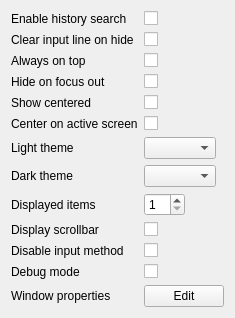
Above: src/configwidget.ui from albertlauncher/albert-plugin-widgetsboxmodel before the change. Below: the same form after it.
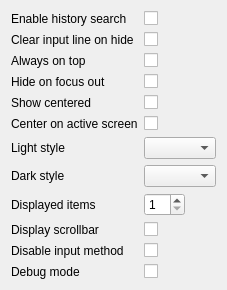
That is the form after the change.

Commit message: feat!: Theme system redesign

```diff
--- a/src/configwidget.ui
+++ b/src/configwidget.ui
@@ -174,7 +174,7 @@
       </sizepolicy>
      </property>
      <property name="text">
-      <string>Light theme</string>
+      <string>Light style</string>
      </property>
      <property name="buddy">
       <cstring>comboBox_theme_light</cstring>
@@ -197,7 +197,7 @@
    <item row="7" column="0">
     <widget class="QLabel" name="label_theme_dark">
      <property name="text">
-      <string>Dark theme</string>
+      <string>Dark style</string>
      </property>
      <property name="buddy">
       <cstring>comboBox_theme_dark</cstring>
@@ -324,29 +324,6 @@
      </property>
     </widget>
    </item>
-   <item row="12" column="0">
-    <widget class="QLabel" name="label_winprop">
-     <property name="text">
-      <string>Window properties</string>
-     </property>
-     <property name="buddy">
-      <cstring>pushButton_winprop</cstring>
-     </property>
-    </widget>
-   </item>
-   <item row="12" column="1">
-    <widget class="QPushButton" name="pushButton_winprop">
-     <property name="sizePolicy">
-      <sizepolicy hsizetype="Fixed" vsizetype="Fixed">
-       <horstretch>0</horstretch>
-       <verstretch>0</verstretch>
-      </sizepolicy>
-     </property>
-     <property name="text">
-      <string>Edit</string>
-     </property>
-    </widget>
-   </item>
   </layout>
  </widget>
  <tabstops>
```
Left out of the diff: 20 changed lines with no effect on the pictures. The commit also changes 38 other files.
